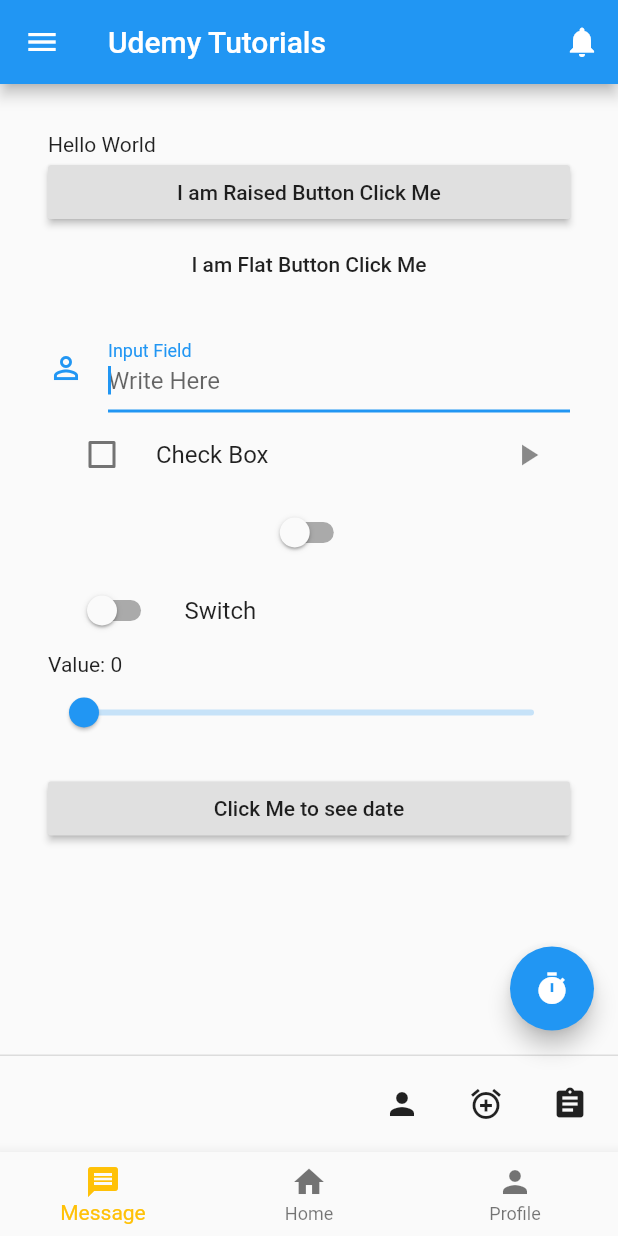
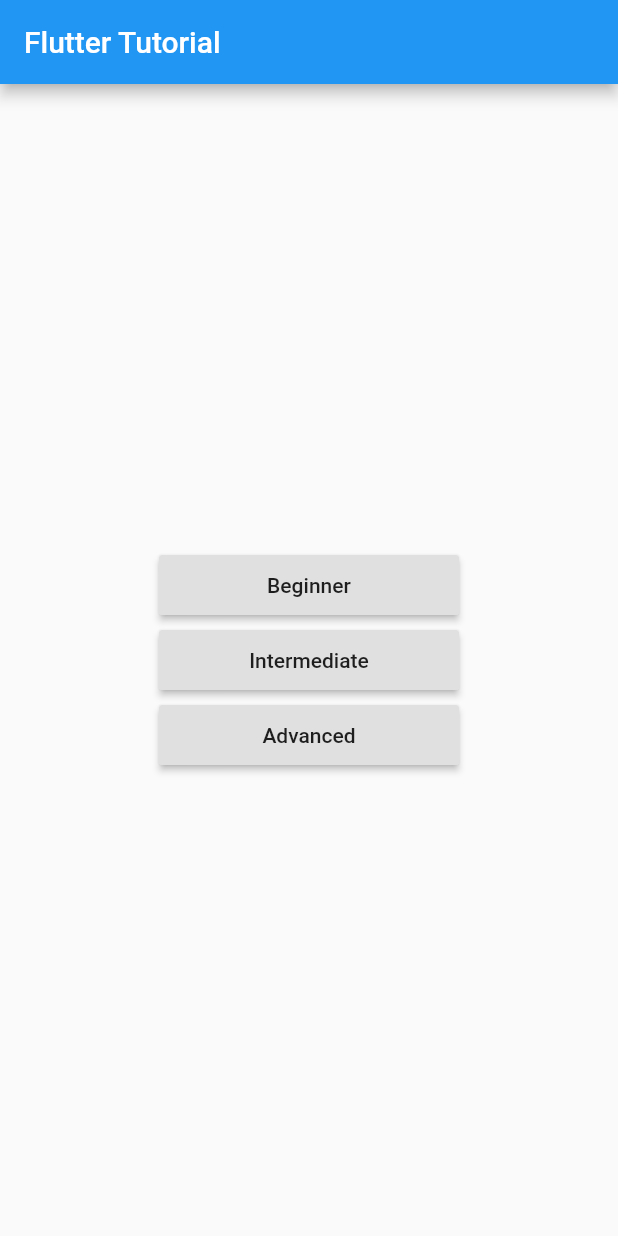
Before and after one commit to Mostafiz1713/Flutter_Tutorial, a Flutter app: the screen it shows after launch, on a phone screen of 412 x 824 dp. Run offline on Flutter 3.47's test engine with Material 2 defaults, Android fonts, the phone set to English and light mode, and no system bars.

Commit message:
3 Steps Added

```diff
--- /dev/null
+++ b/lib/Screens/Intermediate.dart
@@ -0,0 +1,20 @@
+import 'package:Flutter_Tutorial/Screens/homePage.dart';
+import 'package:flutter/material.dart';
+
+class Intermediate extends StatefulWidget {
+  @override
+  _IntermediateState createState() => _IntermediateState();
+}
+
+class _IntermediateState extends State<Intermediate> {
+
+  @override
+  Widget build(BuildContext context) {
+    return Scaffold(
+			appBar: AppBar(
+				title: Text(appBar),
+
+			),
+		);
+  }
+}
--- /dev/null
+++ b/lib/Screens/homePage.dart
@@ -0,0 +1,59 @@
+import 'package:flutter/material.dart';
+
+class HomePage extends StatefulWidget {
+  @override
+  _HomePageState createState() => _HomePageState();
+}
+
+const String appBar = 'Flutter Tutorials';
+class _HomePageState extends State<HomePage> {
+  var _height = 50;
+  var _width = 200;
+
+  @override
+  Widget build(BuildContext context) {
+    return Scaffold(
+      appBar: AppBar(
+        title: Text('Flutter Tutorial'),
+      ),
+      body: Column(
+        mainAxisAlignment: MainAxisAlignment.center,
+        children: [
+          Center(
+            child: Container(
+              padding: EdgeInsets.only(top: 5.0, bottom: 5.0),
+              height: 50,
+              width: 200,
+              child: RaisedButton(
+                onPressed: () => Navigator.of(context).pushNamed('/beginner'),
+                child: Text('Beginner'),
+              ),
+            ),
+          ),
+          Center(
+            child: Container(
+              padding: EdgeInsets.only(top: 5.0, bottom: 5.0),
+              height: 50,
+              width: 200,
+              child: RaisedButton(
+                onPressed: () => Navigator.of(context).pushNamed('/intermediate'),
+                child: Text('Intermediate'),
+              ),
+            ),
+          ),
+          Center(
+            child: Container(
+              padding: EdgeInsets.only(top: 5.0, bottom: 5.0),
+              height: 50,
+              width: 200,
+              child: RaisedButton(
+                onPressed: () => Navigator.of(context).pushNamed('/beginner'),
+                child: Text('Advanced'),
+              ),
+            ),
+          ),
+        ],
+      ),
+    );
+  }
+}
--- a/lib/main.dart
+++ b/lib/main.dart
@@ -1,234 +1,14 @@
-import 'package:flutter/cupertino.dart';
+import 'package:Flutter_Tutorial/routeGenerator.dart';
 import 'package:flutter/material.dart';
 
 void main() {
   runApp(MaterialApp(
-    home: MyApp(),
+    title: 'Flutter Tutorials',
+    theme: ThemeData(
+      primarySwatch: Colors.blue,
+    ),
+    // Initially display FirstPage
+    initialRoute: '/',
+    onGenerateRoute: RouteGenerator.generateRoute,
   ));
 }
-
-class MyApp extends StatefulWidget {
-  @override
-  _State createState() => new _State();
-}
-
-class _State extends State<MyApp> {
-  String _appBar = 'Udemy Tutorials';
-  String _body = 'Hello World';
-  String _textField = '';
-
-  List<BottomNavigationBarItem> _items;
-  String bottomBarValue;
-  int index = 0;
-
-  @override
-  void initState() {
-    _items = List();
-
-    _items.add(
-      BottomNavigationBarItem(
-        icon: Icon(Icons.message),
-        title: Text('Message'),
-      ),
-    );
-    _items.add(
-      BottomNavigationBarItem(
-        icon: Icon(Icons.home),
-        title: Text('Home'),
-      ),
-    );
-    _items.add(
-      BottomNavigationBarItem(
-        icon: Icon(Icons.person),
-        title: Text('Profile'),
-      ),
-    );
-  }
-
-  void onRaisedButtonPressed(String value) {
-    setState(() {
-      _body = value;
-    });
-  }
-
-  void onFlatButtonPressed() {
-    setState(() {
-      _body = DateTime.now().toString();
-    });
-  }
-
-  void onChanged(String value) {
-    setState(() {
-      _textField = 'Change: $value';
-    });
-  }
-
-  void onSubmit(String value) {
-    setState(() {
-      _textField = 'Submit: $value';
-    });
-  }
-
-  bool _checkValue1 = false;
-
-  bool _switchValue1 = false;
-  bool _switchValue2 = false;
-
-  void _checkValue1Changed(bool value) {
-    setState(() {
-      _checkValue1 = value;
-    });
-  }
-
-  void _switchValue1Changed(bool value) {
-    setState(() {
-      _switchValue1 = value;
-    });
-  }
-
-  void _switchValue2Changed(bool value) {
-    setState(() {
-      _switchValue2 = value;
-    });
-  }
-
-  double _sliderValue = 0.0;
-
-  void _setSliderValue(double value) {
-    setState(() {
-      _sliderValue = value;
-    });
-  }
-
-  String _dateValue = '';
-
-  Future _setDate() async {
-    DateTime picked = await showDatePicker(
-        context: context,
-        initialDate: DateTime.now(),
-        firstDate: DateTime(2000),
-        lastDate: DateTime(2099));
-    if (picked != null)
-      setState(() {
-        _dateValue = picked.toString();
-      });
-  }
-
-  void _footerButtonChanged(String value) {
-    setState(() {
-      _body = value;
-    });
-  }
-
-  Future showAlart (BuildContext context, String message) async{
-    return showDialog(
-        context: context,
-        child: new AlertDialog(
-          title: new Text(message),
-          actions: <Widget>[
-            new FlatButton(onPressed: () => Navigator.pop(context), child: new Text('Ok'))
-          ],
-        )
-
-    );
-  }
-
-  @override
-  Widget build(BuildContext context) {
-    // TODO: implement build
-    return new Scaffold(
-      appBar: AppBar(
-        title: Text(_appBar),
-        actions: [IconButton(icon: Icon(Icons.notifications), onPressed: () => showAlart(context, 'Notifications'))],
-      ),
-      persistentFooterButtons: [
-        IconButton(
-          icon: Icon(Icons.person),
-          onPressed: () => _footerButtonChanged('Person'),
-        ),
-        IconButton(
-          icon: Icon(Icons.add_alarm),
-          onPressed: () => _footerButtonChanged('Alarm'),
-        ),
-        IconButton(
-          icon: Icon(Icons.assignment),
-          onPressed: () => _footerButtonChanged('Assignment'),
-        ),
-      ],
-      floatingActionButton: FloatingActionButton(
-        onPressed: onFlatButtonPressed,
-        child: Icon(Icons.timer),
-      ),
-      drawer: Drawer(),
-      body: Container(
-        padding: EdgeInsets.all(32),
-        child: Center(
-          child: ListView(
-            children: [
-              Text(_body),
-              RaisedButton(
-                onPressed: () => onRaisedButtonPressed('Changed on Click Me'),
-                child: Text('I am Raised Button Click Me'),
-              ),
-              FlatButton(
-                onPressed: onFlatButtonPressed,
-                child: Text('I am Flat Button Click Me'),
-              ),
-              Text(_textField),
-              TextField(
-                decoration: InputDecoration(
-                  labelText: 'Input Field',
-                  hintText: 'Write Here',
-                  icon: Icon(Icons.perm_identity),
-                ),
-                autocorrect: true,
-                autofocus: true,
-                keyboardType: TextInputType.text,
-                onChanged: onChanged,
-                onSubmitted: onSubmit,
-              ),
-              CheckboxListTile(
-                value: _checkValue1,
-                onChanged: _checkValue1Changed,
-                title: Text('Check Box'),
-                controlAffinity: ListTileControlAffinity.leading,
-                secondary: Icon(Icons.play_arrow),
-                activeColor: Colors.amber,
-              ),
-              Switch(value: _switchValue1, onChanged: _switchValue1Changed),
-              SwitchListTile(
-                value: _switchValue2,
-                onChanged: _switchValue2Changed,
-                title: Text('Switch'),
-                controlAffinity: ListTileControlAffinity.leading,
-              ),
-              Text('Value: ${_sliderValue.round()}'),
-              Slider(
-                value: _sliderValue,
-                onChanged: _setSliderValue,
-                max: 100,
-                min: 0,
-              ),
-              Text(_dateValue),
-              RaisedButton(
-                onPressed: _setDate,
-                child: Text('Click Me to see date'),
-              )
-            ],
-          ),
-        ),
-      ),
-      bottomNavigationBar: BottomNavigationBar(
-        items: _items,
-        fixedColor: Colors.amber,
-        currentIndex: index,
-        onTap: (int item) {
-          setState(() {
-            index = item;
-            _body = "Current BottomBar Position: ${index.toString()}";
-          });
-        },
-      ),
-    );
-  }
-}
--- a/pubspec.yaml
+++ b/pubspec.yaml
@@ -1,4 +1,4 @@
-name: Flutter Tutorial Beginner
+name: Flutter_Tutorial
 description: A new Flutter application.
 
 # The following line prevents the package from being accidentally published to
```
Also changed, not shown: lib/Screens/beginner.dart (added, +228 -0 lines), lib/routeGenerator.dart (added, +39 -0 lines), 8 other files.
